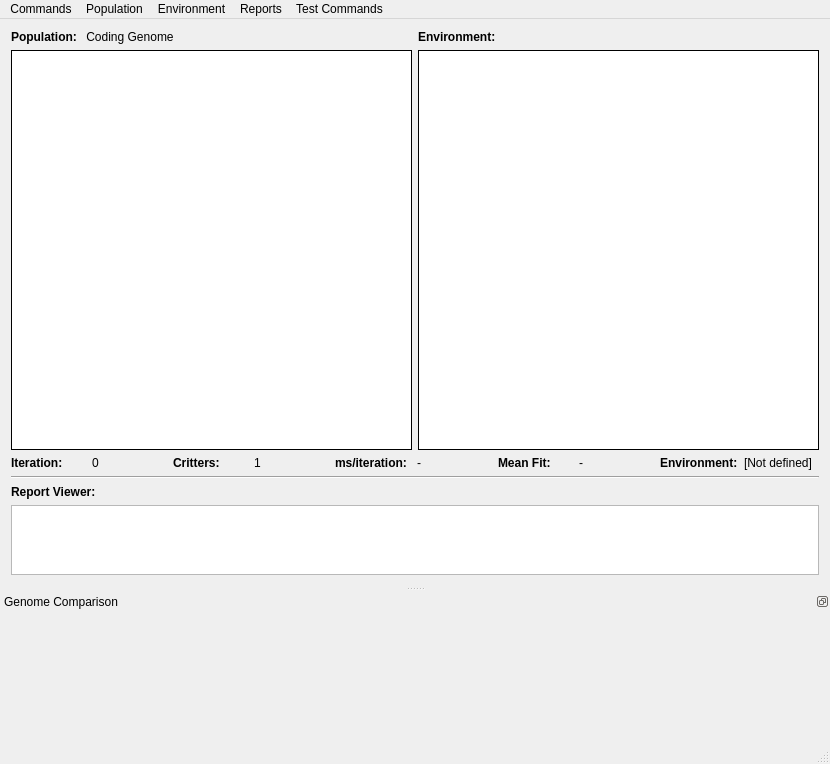
marksutton/EvoSim, file mainwindow.ui: the form before one commit.
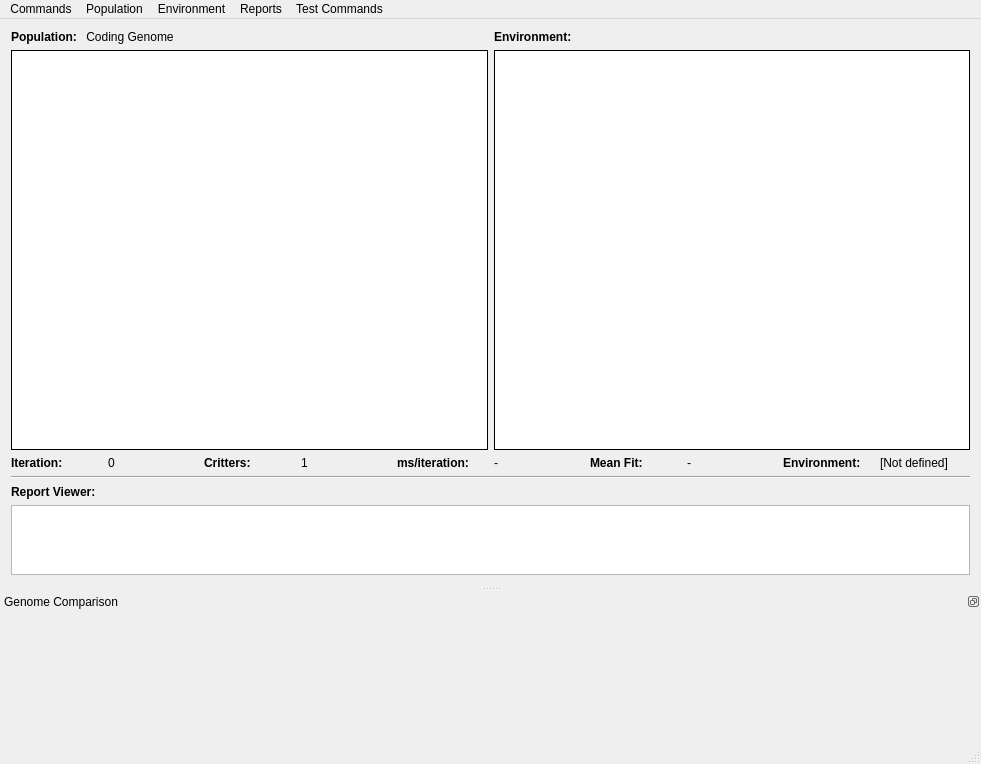
The form after the commit.

```diff
--- a/mainwindow.ui
+++ b/mainwindow.ui
@@ -6,7 +6,7 @@
    <rect>
     <x>0</x>
     <y>0</y>
-    <width>830</width>
+    <width>981</width>
     <height>759</height>
    </rect>
   </property>
@@ -255,7 +255,7 @@
     <rect>
      <x>0</x>
      <y>0</y>
-     <width>830</width>
+     <width>981</width>
      <height>21</height>
     </rect>
    </property>
```
Left out of the diff: 19 changed lines with no effect on the pictures.
